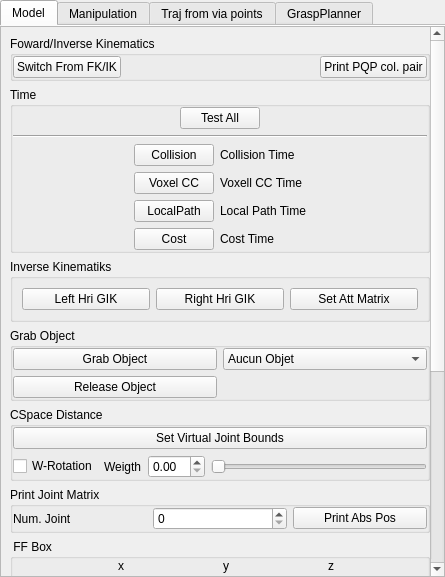
Before: the Qt Designer form src/move3d-qt-gui-libs/src/qtMainInterface/sideWidgets/qtRobot.ui in jmainpri/move3d-studio, drawn with Qt 5.
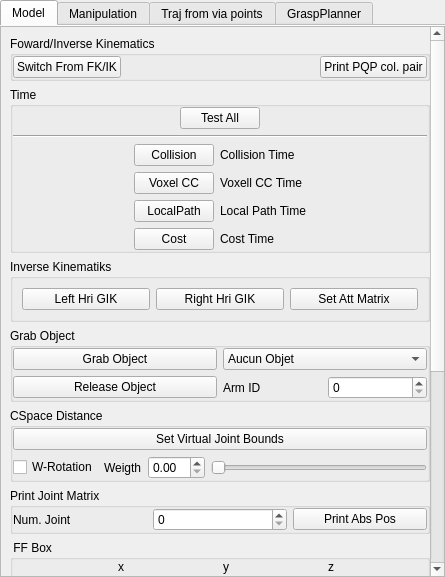
After: the same form once the commit is applied. The open tabs and pages were chosen to show the change.

Patch:
```diff
--- a/src/move3d-qt-gui-libs/src/qtMainInterface/sideWidgets/qtRobot.ui
+++ b/src/move3d-qt-gui-libs/src/qtMainInterface/sideWidgets/qtRobot.ui
@@ -79,8 +79,8 @@
            <rect>
             <x>0</x>
             <y>0</y>
-            <width>411</width>
-            <height>979</height>
+            <width>428</width>
+            <height>984</height>
            </rect>
           </property>
           <property name="sizePolicy">
@@ -345,6 +345,29 @@
                 </property>
                </widget>
               </item>
+              <item row="1" column="1">
+               <widget class="QWidget" name="widget_12" native="true">
+                <layout class="QHBoxLayout" name="horizontalLayout_11">
+                 <property name="margin">
+                  <number>0</number>
+                 </property>
+                 <item>
+                  <widget class="QLabel" name="label_9">
+                   <property name="text">
+                    <string>Arm ID</string>
+                   </property>
+                  </widget>
+                 </item>
+                 <item>
+                  <widget class="QSpinBox" name="spinBoxArmId">
+                   <property name="maximum">
+                    <number>1</number>
+                   </property>
+                  </widget>
+                 </item>
+                </layout>
+               </widget>
+              </item>
              </layout>
             </widget>
            </item>
```
Left out of the diff: 4 changed lines with no effect on the pictures.
